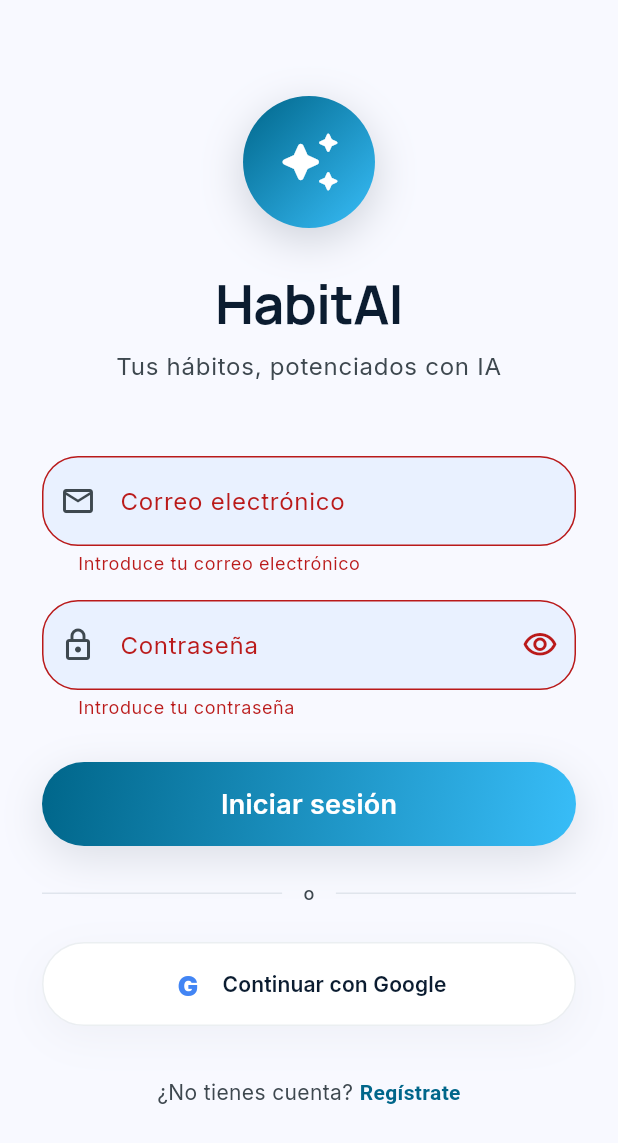
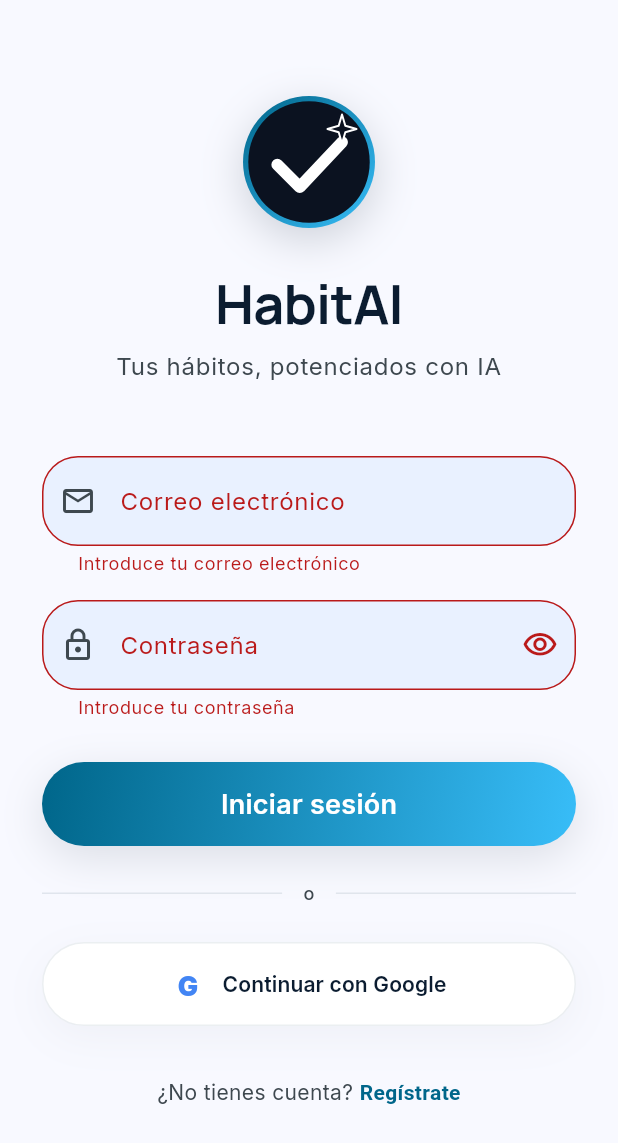
Before and after one commit to Fepe7/habit-ai, a Flutter app: the screen it shows after launch, after a tap on "Iniciar sesión", on a phone screen of 412 x 824 dp. Shown: the top 1143 px of the screen. Run offline on Flutter 3.47's test engine with Material 3 defaults, Android fonts, the phone set to English and light mode, and no system bars; drawn by our look-alikes of flutter_animate; our stand-ins replace cloud_firestore, cloud_functions, firebase_auth, firebase_core, firebase_storage, fl_chart and 7 more; accounts and stored records are empty; generated files the repository leaves out were written again.

Commit message:
feat: implementar componente SparkCheckLogo e integrar en LoginScreen
Se ha creado un nuevo widget personalizado para representar la identidad visual de la aplicación y se ha actualizado la pantalla de inicio de sesión para utilizarlo.

- **Nuevo Componente `SparkCheckLogo`**:
    - Implementación de un logo personalizado mediante `CustomPaint` y `CustomPainter` para asegurar escalabilidad y rendimiento.
    - **Diseño**: Consta de una forma "squircle" con gradiente, un icono de verificación (check) y una chispa (sparkle) de cuatro puntas.
    - **Versatilidad**: Soporte para modo monocromo (`mono`) y tamaños personalizables.

- **Pantalla de Login**:
    - Sustitución del icono genérico `Icons.auto_awesome_rounded` por el nuevo `SparkCheckLogo`.
    - Ajuste de dimensiones a 56dp y aplicación del estilo monocromo para mantener la coherencia con el diseño editorial de la pantalla.

```diff
--- /dev/null
+++ b/lib/core/widgets/spark_check_logo.dart
@@ -0,0 +1,107 @@
+import 'package:flutter/material.dart';
+
+// Logo principal de HabitAI — Spark Check (concepto 01)
+// Squircle con gradiente azul, check blanco y chispa ámbar de 4 puntas.
+// viewBox original: 200×200
+class SparkCheckLogo extends StatelessWidget {
+  final double size;
+  final bool mono;
+
+  const SparkCheckLogo({super.key, this.size = 48, this.mono = false});
+
+  @override
+  Widget build(BuildContext context) {
+    return SizedBox(
+      width: size,
+      height: size,
+      child: CustomPaint(
+        painter: _SparkCheckPainter(mono: mono),
+      ),
+    );
+  }
+}
+
+class _SparkCheckPainter extends CustomPainter {
+  final bool mono;
+
+  const _SparkCheckPainter({this.mono = false});
+
+  @override
+  void paint(Canvas canvas, Size size) {
+    final s = size.width / 200.0;
+
+    canvas.save();
+    canvas.scale(s);
+
+    // squircle: aproximación con 4 bezier cúbicas
+    final squirclePath = Path()
+      ..moveTo(100, 8)
+      ..cubicTo(152, 8, 192, 48, 192, 100)
+      ..cubicTo(192, 152, 152, 192, 100, 192)
+      ..cubicTo(48, 192, 8, 152, 8, 100)
+      ..cubicTo(8, 48, 48, 8, 100, 8)
+      ..close();
+
+    if (mono) {
+      canvas.drawPath(
+        squirclePath,
+        Paint()..color = const Color(0xFF0B1220),
+      );
+    } else {
+      final gradientPaint = Paint()
+        ..shader = const LinearGradient(
+          begin: Alignment.topLeft,
+          end: Alignment.bottomRight,
+          colors: [Color(0xFF38BDF8), Color(0xFF0EA5E9)],
+        ).createShader(const Rect.fromLTWH(0, 0, 200, 200));
+      canvas.drawPath(squirclePath, gradientPaint);
+    }
+
+    // check: M52 104 L86 138 L150 70
+    final checkPath = Path()
+      ..moveTo(52, 104)
+      ..lineTo(86, 138)
+      ..lineTo(150, 70);
+    canvas.drawPath(
+      checkPath,
+      Paint()
+        ..color = Colors.white
+        ..strokeWidth = 18
+        ..strokeCap = StrokeCap.round
+        ..strokeJoin = StrokeJoin.round
+        ..style = PaintingStyle.stroke,
+    );
+
+    // sparkle de 4 puntas en (150, 50)
+    canvas.save();
+    canvas.translate(150, 50);
+    final sparkPath = Path()
+      ..moveTo(0, -22)
+      ..lineTo(5, -5)
+      ..lineTo(22, 0)
+      ..lineTo(5, 5)
+      ..lineTo(0, 22)
+      ..lineTo(-5, 5)
+      ..lineTo(-22, 0)
+      ..lineTo(-5, -5)
+      ..close();
+    canvas.drawPath(
+      sparkPath,
+      Paint()..color = mono ? const Color(0xFF0B1220) : const Color(0xFFF59E0B),
+    );
+    canvas.drawPath(
+      sparkPath,
+      Paint()
+        ..color = Colors.white
+        ..strokeWidth = 3
+        ..strokeJoin = StrokeJoin.round
+        ..style = PaintingStyle.stroke,
+    );
+    canvas.restore();
+
+    canvas.restore();
+  }
+
+  @override
+  bool shouldRepaint(_SparkCheckPainter old) => old.mono != mono;
+}
--- a/lib/features/auth/presentation/login_screen.dart
+++ b/lib/features/auth/presentation/login_screen.dart
@@ -4,6 +4,7 @@
 import '../../../app.dart';
 import '../../../core/theme/app_theme.dart';
 import '../../../core/widgets/gradient_button.dart';
+import '../../../core/widgets/spark_check_logo.dart';
 
 // Pantalla de login — diseño Editorial Vitality
 class LoginScreen extends StatefulWidget {
@@ -100,11 +101,7 @@
                       shape: BoxShape.circle,
                       boxShadow: AppTheme.ambientShadow(opacity: 0.18),
                     ),
-                    child: const Icon(
-                      Icons.auto_awesome_rounded,
-                      size: 44,
-                      color: Colors.white,
-                    ),
+                    child: const SparkCheckLogo(size: 56, mono: true),
                   ),
                 )
                     .animate()
```
